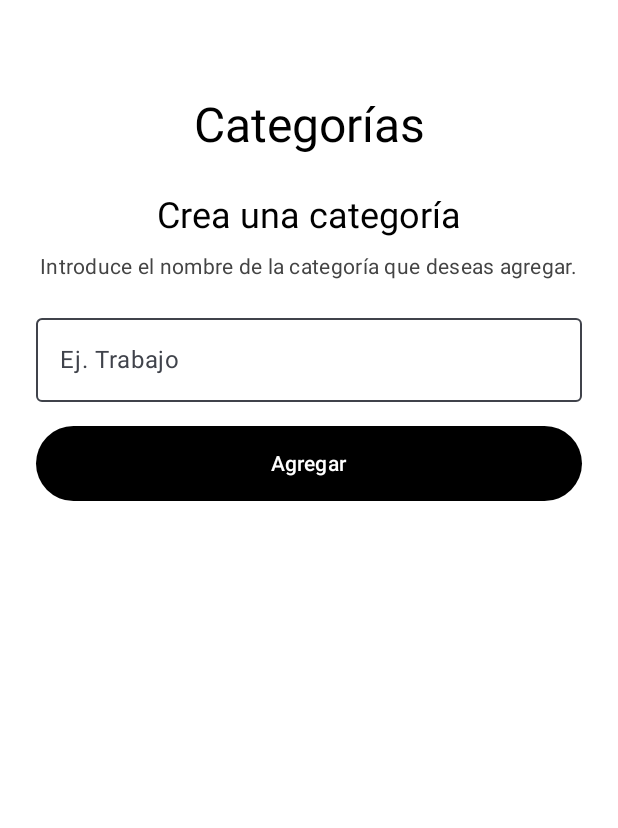
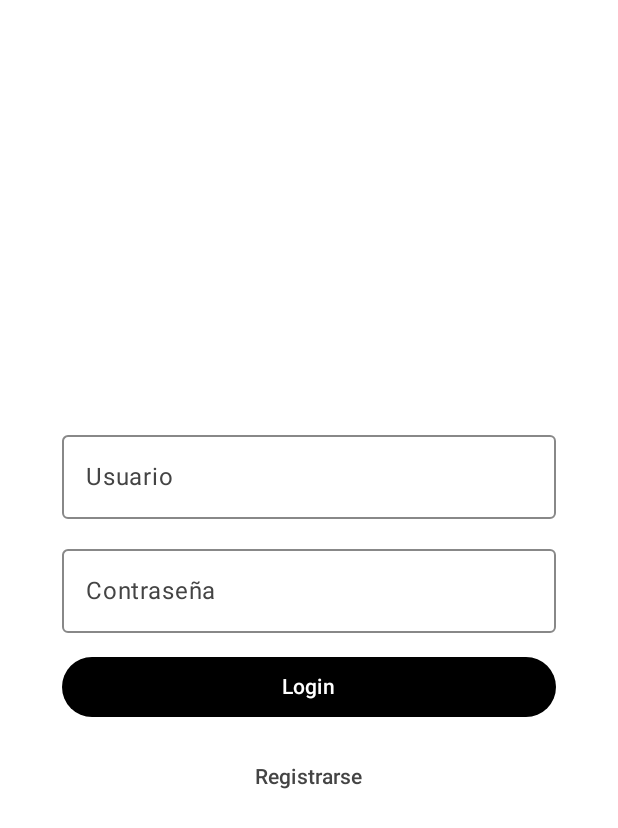
Before and after one commit to SrAtom210/JAASWUER-CORP_MagFind, an Android app built with Jetpack Compose: the screen it shows after launch (MainActivity), on a phone screen of 412 x 824 dp. Shown: the top 828 px of the screen. Run offline under Robolectric (Android 15) with nearby library versions, the phone set to English and light mode, and no system bars.

Commit message:
Cambio para el login,autentificacion, modificacion del android manifest para poder acceder a internet
Se actualizo el MainActivity.kt y se implementarion vistas

```diff
--- a/app/src/main/AndroidManifest.xml
+++ b/app/src/main/AndroidManifest.xml
@@ -3,6 +3,8 @@
     xmlns:tools="http://schemas.android.com/tools">
 
     <application
+        android:usesCleartextTraffic="true"
+        android:networkSecurityConfig="@xml/network_security_config"
         android:allowBackup="true"
         android:dataExtractionRules="@xml/data_extraction_rules"
         android:fullBackupContent="@xml/backup_rules"
@@ -25,7 +27,8 @@
             </intent-filter>
         </activity>
     </application>
-    <uses-permission android:name="android.permission.INTERNET" />
+    <uses-permission android:name="android.permission.INTERNET"/>
+
 
 
 </manifest>
--- a/app/src/main/java/com/example/magfind/MainActivity.kt
+++ b/app/src/main/java/com/example/magfind/MainActivity.kt
@@ -1,177 +1,41 @@
 package com.example.magfind
 
-import Categoria
-import android.content.Context
 import android.os.Bundle
-import android.widget.Toast
 import androidx.activity.ComponentActivity
 import androidx.activity.compose.setContent
-import androidx.activity.enableEdgeToEdge
-import androidx.compose.foundation.layout.Arrangement
-import androidx.compose.foundation.layout.Column
-import androidx.compose.foundation.layout.Row
 import androidx.compose.foundation.layout.fillMaxSize
-import androidx.compose.foundation.layout.fillMaxWidth
-import androidx.compose.foundation.layout.height
-import androidx.compose.foundation.layout.padding
-import androidx.compose.material.icons.Icons
-import androidx.compose.material3.Button
-import androidx.compose.material3.ButtonDefaults
-import androidx.compose.material3.MaterialTheme
-import androidx.compose.material3.OutlinedButton
-import androidx.compose.material3.OutlinedTextField
-import androidx.compose.material3.OutlinedTextFieldDefaults
-import androidx.compose.material3.Scaffold
-import androidx.compose.material3.Surface
-import androidx.compose.material3.Text
-import androidx.compose.material3.TextField
-import androidx.compose.material3.TextFieldColors
-import androidx.compose.material3.TextFieldDefaults
-import androidx.compose.runtime.Composable
-import androidx.compose.runtime.getValue
-import androidx.compose.runtime.mutableStateOf
-import androidx.compose.runtime.remember
-import androidx.compose.runtime.setValue
-import androidx.compose.ui.Alignment
+import androidx.compose.material3.*
+import androidx.compose.runtime.*
 import androidx.compose.ui.Modifier
 import androidx.compose.ui.graphics.Color
-import androidx.compose.ui.platform.LocalContext
-import androidx.compose.ui.tooling.preview.Preview
-import androidx.compose.ui.unit.dp
 import com.example.magfind.ui.theme.MagFindTheme
-import kotlinx.coroutines.CoroutineScope
-import kotlinx.coroutines.Dispatchers
-import kotlinx.coroutines.launch
-import kotlinx.coroutines.withContext
-import retrofit2.Response
-
-
+import com.example.magfind.views.HomeView
+import com.example.magfind.views.LoginView
 
 class MainActivity : ComponentActivity() {
     override fun onCreate(savedInstanceState: Bundle?) {
         super.onCreate(savedInstanceState)
-        enableEdgeToEdge()
         setContent {
             MagFindTheme {
-                Surface (
+                // Estado para almacenar el token
+                var token by remember { mutableStateOf<String?>(null) }
+
+                Surface(
                     modifier = Modifier.fillMaxSize(),
                     color = Color.White
-                ){
-                    Principal()
+                ) {
+                    if (token == null) {
+                        // Mostrar LoginView
+                        LoginView(
+                            onLoginSuccess = { t -> token = t },
+                            onRegisterClick = { /* Aquí podrías abrir pantalla de registro */ }
+                        )
+                    } else {
+                        // Mostrar HomeView
+                        HomeView()
+                    }
                 }
             }
         }
     }
 }
-@Composable
-fun Principal() {
-    var categoria by remember { mutableStateOf("") }
-    var error by remember { mutableStateOf(false) }
-
-    Column(
-        modifier = Modifier
-            .fillMaxSize()
-            .padding(24.dp),
-        horizontalAlignment = Alignment.CenterHorizontally,
-        verticalArrangement = Arrangement.Top
-    ) {
-
-        // Título
-        Text(
-            text = "Categorías",
-            style = MaterialTheme.typography.headlineLarge,
-            modifier = Modifier.padding(top = 40.dp, bottom = 24.dp),
-            color = Color.Black
-        )
-
-        // Subtítulo
-        Text(
-            text = "Crea una categoría",
-            style = MaterialTheme.typography.headlineSmall,
-            modifier = Modifier.padding(bottom = 8.dp),
-            color = Color.Black
-        )
-
-        // Texto explicativo
-        Text(
-            text = "Introduce el nombre de la categoría que deseas agregar.",
-            style = MaterialTheme.typography.bodyMedium,
-            modifier = Modifier.padding(bottom = 24.dp),
-            color = Color.DarkGray
-        )
-
-        // Input de texto
-        OutlinedTextField(
-            value = categoria,
-            onValueChange = {
-                categoria = it
-                error = false
-            },
-            placeholder = { Text("Ej. Trabajo")
-            },
-            isError = error,
-            modifier = Modifier
-                .fillMaxWidth()
-                .padding(bottom = 16.dp),
-            colors = TextFieldDefaults.colors(
-                focusedTextColor = Color.DarkGray,
-                unfocusedTextColor = Color.DarkGray,
-                focusedContainerColor = Color.Transparent,
-                unfocusedContainerColor = Color.Transparent,
-            ),
-        )
-
-        if (error) {
-            Text(
-                text = "El campo no puede estar vacío",
-                color = Color.Red,
-                style = MaterialTheme.typography.bodySmall,
-                modifier = Modifier.padding(bottom = 8.dp)
-            )
-        }
-
-        val context = LocalContext.current
-
-        Button(
-            onClick = {
-                if (categoria.isBlank()) {
-                    error = true
-                } else {
-                    guardarCategoria(context, categoria)
-                    println("Categoría agregada: $categoria")
-                }
-            },
-            colors = ButtonDefaults.buttonColors(containerColor = Color.Black),
-            modifier = Modifier
-                .fillMaxWidth()
-                .height(50.dp)
-        ) {
-            Text("Agregar", color = Color.White)
-        }
-    }
-}
-
-fun guardarCategoria(context: Context, nombre: String) {
-    CoroutineScope(Dispatchers.IO).launch {
-        try {
-            val response = RetrofitClient.instance.addCategoria(Categoria(nombre = nombre))
-            withContext(Dispatchers.Main) {
-                if (response.isSuccessful) {
-                    val categoriaCreada = response.body()
-                    Toast.makeText(
-                        context,
-                        "Categoría guardada: ${categoriaCreada?.nombre ?: nombre}",
-                        Toast.LENGTH_SHORT
-                    ).show()
-                } else {
-                    val errorMsg = response.errorBody()?.string() ?: "Error desconocido"
-                    Toast.makeText(context, "Error al guardar: $errorMsg", Toast.LENGTH_LONG).show()
-                }
-            }
-        } catch (e: Exception) {
-            withContext(Dispatchers.Main) {
-                Toast.makeText(context, "Excepción: ${e.message}", Toast.LENGTH_LONG).show()
-            }
-        }
-    }
-}
--- /dev/null
+++ b/app/src/main/java/com/example/magfind/RetrofitClient.kt
@@ -0,0 +1,18 @@
+package com.example.magfind
+
+import com.example.magfind.models.ApiService
+import retrofit2.Retrofit
+import retrofit2.converter.gson.GsonConverterFactory
+
+object RetrofitClient {
+    private const val BASE_URL = "http://158.101.114.30:8000/"
+
+    val instance: ApiService by lazy {
+        val retrofit = Retrofit.Builder()
+            .baseUrl(BASE_URL)
+            .addConverterFactory(GsonConverterFactory.create())
+            .build()
+
+        retrofit.create(ApiService::class.java)
+    }
+}
--- /dev/null
+++ b/app/src/main/java/com/example/magfind/models/Categoria.kt
@@ -0,0 +1,41 @@
+package com.example.magfind.models
+
+import retrofit2.Response
+import retrofit2.http.Body
+import retrofit2.http.GET
+import retrofit2.http.POST
+
+// --- Modelos de Datos ---
+
+data class Categoria(
+    val id: Int? = null,
+    val nombre: String
+)
+
+data class CategoriaResponse(
+    val items: List<Categoria>
+)
+
+data class LoginRequest(
+    val username: String,
+    val password: String
+)
+
+data class LoginResponse(
+    val token: String
+)
+
+// --- Interfaz de API unificada ---
+interface ApiService {
+
+    // Categorías
+    @POST("categorias/")
+    suspend fun addCategoria(@Body categoria: Categoria): Response<Categoria>
+
+    @GET("categorias/")
+    suspend fun getCategorias(): Response<CategoriaResponse>
+
+    // Login
+    @POST("login")
+    suspend fun login(@Body request: LoginRequest): Response<LoginResponse>
+}
--- /dev/null
+++ b/app/src/main/java/com/example/magfind/views/LoginView.kt
@@ -0,0 +1,125 @@
+package com.example.magfind.views
+
+import androidx.compose.foundation.layout.*
+import androidx.compose.material3.*
+import androidx.compose.runtime.*
+import androidx.compose.ui.Modifier
+import androidx.compose.ui.text.input.PasswordVisualTransformation
+import androidx.compose.ui.unit.dp
+import androidx.compose.ui.Alignment
+import androidx.compose.ui.graphics.Color
+import androidx.compose.ui.platform.LocalContext
+import com.example.magfind.apis.AuthRepository
+import kotlinx.coroutines.CoroutineScope
+import kotlinx.coroutines.Dispatchers
+import kotlinx.coroutines.launch
+
+@Composable
+fun LoginView(
+    onLoginSuccess: (token: String) -> Unit,
+    onRegisterClick: () -> Unit
+) {
+    var username by remember { mutableStateOf("") }
+    var password by remember { mutableStateOf("") }
+    var loading by remember { mutableStateOf(false) }
+    var errorMsg by remember { mutableStateOf<String?>(null) }
+    val context = LocalContext.current
+
+    val repo = remember { AuthRepository() }
+
+    // Fondo blanco
+    Surface(
+        modifier = Modifier.fillMaxSize(),
+        color = Color.White
+    ) {
+        Box(
+            modifier = Modifier.fillMaxSize(),
+            contentAlignment = Alignment.Center
+        ) {
+            Column(
+                horizontalAlignment = Alignment.CenterHorizontally,
+                verticalArrangement = Arrangement.spacedBy(12.dp),
+                modifier = Modifier.fillMaxWidth(0.8f)
+            ) {
+                // Campo de usuario
+                OutlinedTextField(
+                    value = username,
+                    onValueChange = { username = it },
+                    label = { Text("Usuario", color = Color.DarkGray) },
+                    textStyle = LocalTextStyle.current.copy(color = Color.DarkGray),
+                    modifier = Modifier.fillMaxWidth(),
+                    colors = TextFieldDefaults.colors(
+                        focusedTextColor = Color.DarkGray,
+                        unfocusedTextColor = Color.DarkGray,
+                        focusedContainerColor = Color.Transparent,
+                        unfocusedContainerColor = Color.Transparent,
+                        cursorColor = Color.DarkGray,
+                        focusedIndicatorColor = Color.DarkGray,
+                        unfocusedIndicatorColor = Color.Gray
+                    )
+                )
+
+                // Campo de contraseña
+                OutlinedTextField(
+                    value = password,
+                    onValueChange = { password = it },
+                    label = { Text("Contraseña", color = Color.DarkGray) },
+                    textStyle = LocalTextStyle.current.copy(color = Color.DarkGray),
+                    visualTransformation = PasswordVisualTransformation(),
+                    modifier = Modifier.fillMaxWidth(),
+                    colors = TextFieldDefaults.colors(
+                        focusedTextColor = Color.DarkGray,
+                        unfocusedTextColor = Color.DarkGray,
+                        focusedContainerColor = Color.Transparent,
+                        unfocusedContainerColor = Color.Transparent,
+                        cursorColor = Color.DarkGray,
+                        focusedIndicatorColor = Color.DarkGray,
+                        unfocusedIndicatorColor = Color.Gray
+                    )
+                )
+
+                // Mensaje de error (en rojo)
+                if (errorMsg != null) {
+                    Text(
+                        errorMsg!!,
+                        color = Color.Red,
+                        style = MaterialTheme.typography.bodyMedium
+                    )
+                }
+
+                // Botón de login
+                Button(
+                    onClick = {
+                        errorMsg = null
+                        if (username.isBlank() || password.isBlank()) {
+                            errorMsg = "Usuario y contraseña son obligatorios"
+                            return@Button
+                        }
+                        loading = true
+                        CoroutineScope(Dispatchers.IO).launch {
+                            val token = repo.login(username, password)
+                            loading = false
+                            if (token != null) {
+                                onLoginSuccess(token)
+                            } else {
+                                errorMsg = "Usuario o contraseña incorrectos"
+                            }
+                        }
+                    },
+                    modifier = Modifier.fillMaxWidth(),
+                    colors = ButtonDefaults.buttonColors(containerColor = Color.Black)
+                ) {
+                    Text(
+                        if (loading) "Cargando..." else "Login",
+                        color = Color.White
+                    )
+                }
+
+                // Enlace de registro
+                TextButton(onClick = onRegisterClick, modifier = Modifier.fillMaxWidth()) {
+                    Text("Registrarse", color = Color.DarkGray)
+                }
+            }
+        }
+    }
+}
--- /dev/null
+++ b/app/src/main/res/xml/network_security_config.xml
@@ -0,0 +1,6 @@
+<?xml version="1.0" encoding="utf-8"?>
+<network-security-config>
+    <domain-config cleartextTrafficPermitted="true">
+        <domain includeSubdomains="true">158.101.114.30</domain>
+    </domain-config>
+</network-security-config>
```
Also changed, not shown: app/src/main/java/com/example/magfind/apis/AuthRepository.kt (added, +31 -0 lines), app/src/main/java/com/example/magfind/apis/AuthService.kt (added, +19 -0 lines), app/src/main/java/com/example/magfind/apis/ClasificadorIA.kt (added, +70 -0 lines), app/src/main/java/com/example/magfind/views/HomeView.kt (added, +116 -0 lines).
